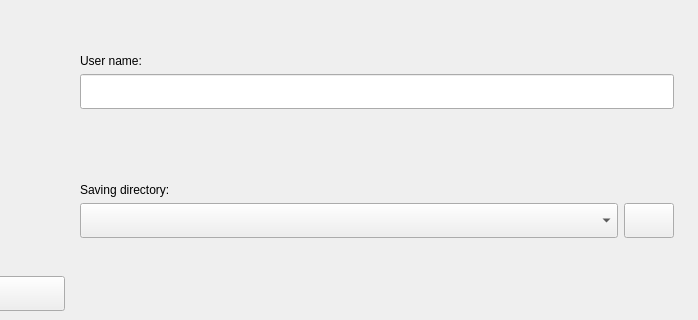
The window that sequential/views/Preferences_Widget.ui (aquilesC/NanoCETPy) describes before a commit, drawn with Qt 5; both pictures show x 126 to 824 and y 430 to 750 of the 1000 by 750 pixel window.
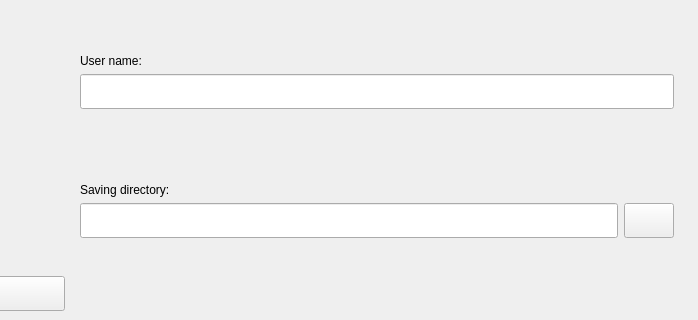
The same window after the commit. Icons and pictures are not drawn.

Commit message: changed tab order, directory edit quit dialogue while experiment is running

```diff
--- a/sequential/views/Preferences_Widget.ui
+++ b/sequential/views/Preferences_Widget.ui
@@ -163,16 +163,13 @@
      <item>
       <layout class="QHBoxLayout" name="horizontalLayout" stretch="3,0,0">
        <item>
-        <widget class="QComboBox" name="directory_box">
+        <widget class="QLineEdit" name="directory_line">
          <property name="minimumSize">
           <size>
            <width>0</width>
            <height>35</height>
           </size>
          </property>
-         <property name="styleSheet">
-          <string notr="true"/>
-         </property>
         </widget>
        </item>
        <item>
```
Left out of the diff: 6 changed lines with no effect on the pictures. The commit also changes 3 other files.
